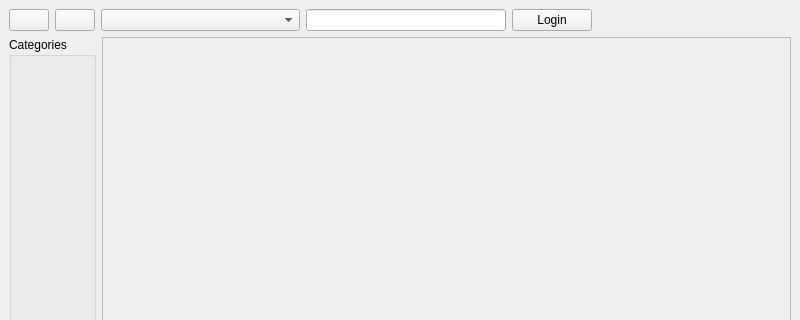
The window that ui/main_window.ui (bkueng/qMasterPassword) describes before a commit, drawn with Qt 5; both pictures show x 0 to 800 and y 0 to 320 of the 800 by 600 pixel window.
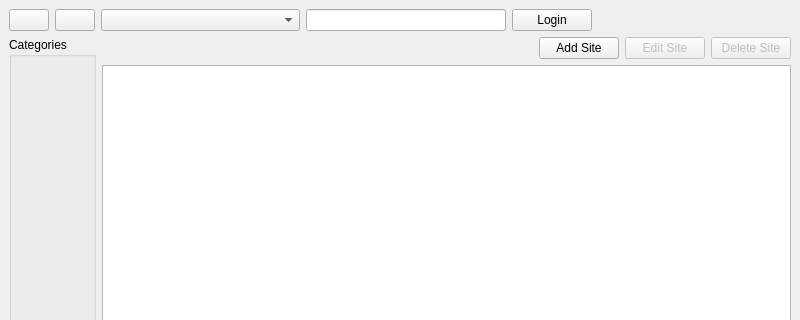
The same window after the commit. Icons and pictures are not drawn.

Commit message:
big update: display sites, add 'edit site' widget, add/rm sites
still missing: categories

```diff
--- a/ui/main_window.ui
+++ b/ui/main_window.ui
@@ -93,20 +93,78 @@
       <item>
        <layout class="QVBoxLayout" name="verticalLayout">
         <item>
-         <widget class="QScrollArea" name="scrollArea">
-          <property name="widgetResizable">
+         <layout class="QHBoxLayout" name="horizontalLayout_3">
+          <item>
+           <spacer name="horizontalSpacer_2">
+            <property name="orientation">
+             <enum>Qt::Horizontal</enum>
+            </property>
+            <property name="sizeHint" stdset="0">
+             <size>
+              <width>40</width>
+              <height>20</height>
+             </size>
+            </property>
+           </spacer>
+          </item>
+          <item>
+           <widget class="QPushButton" name="btnAddSite">
+            <property name="text">
+             <string>Add Site</string>
+            </property>
+           </widget>
+          </item>
+          <item>
+           <widget class="QPushButton" name="btnEditSite">
+            <property name="enabled">
+             <bool>false</bool>
+            </property>
+            <property name="text">
+             <string>Edit Site</string>
+            </property>
+           </widget>
+          </item>
+          <item>
+           <widget class="QPushButton" name="btnDeleteSite">
+            <property name="enabled">
+             <bool>false</bool>
+            </property>
+            <property name="text">
+             <string>Delete Site</string>
+            </property>
+           </widget>
+          </item>
+         </layout>
+        </item>
+        <item>
+         <widget class="QTableView" name="tblSites">
+          <property name="showDropIndicator" stdset="0">
+           <bool>false</bool>
+          </property>
+          <property name="dragDropOverwriteMode">
+           <bool>false</bool>
+          </property>
+          <property name="alternatingRowColors">
            <bool>true</bool>
           </property>
-          <widget class="QWidget" name="scrollAreaWidgetContents">
-           <property name="geometry">
-            <rect>
-             <x>0</x>
-             <y>0</y>
-             <width>676</width>
-             <height>491</height>
-            </rect>
-           </property>
-          </widget>
+          <property name="selectionMode">
+           <enum>QAbstractItemView::SingleSelection</enum>
+          </property>
+          <property name="selectionBehavior">
+           <enum>QAbstractItemView::SelectRows</enum>
+          </property>
+          <property name="sortingEnabled">
+           <bool>true</bool>
+          </property>
+          <property name="cornerButtonEnabled">
+           <bool>false</bool>
+          </property>
+          <attribute name="horizontalHeaderStretchLastSection">
+           <bool>true</bool>
+          </attribute>
+          <attribute name="verticalHeaderVisible">
+           <bool>false</bool>
+          </attribute>
          </widget>
         </item>
        </layout>
```
Left out of the diff: 67 changed lines with no effect on the pictures. The commit also changes 8 other files.
